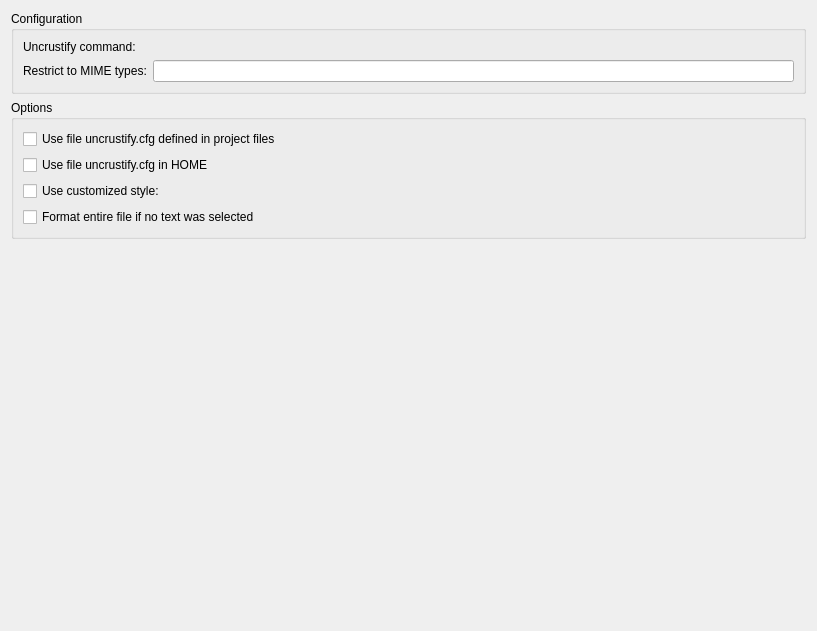
Old version of the form src/plugins/beautifier/uncrustify/uncrustifyoptionspage.ui in the repository qt-creator/qt-creator.
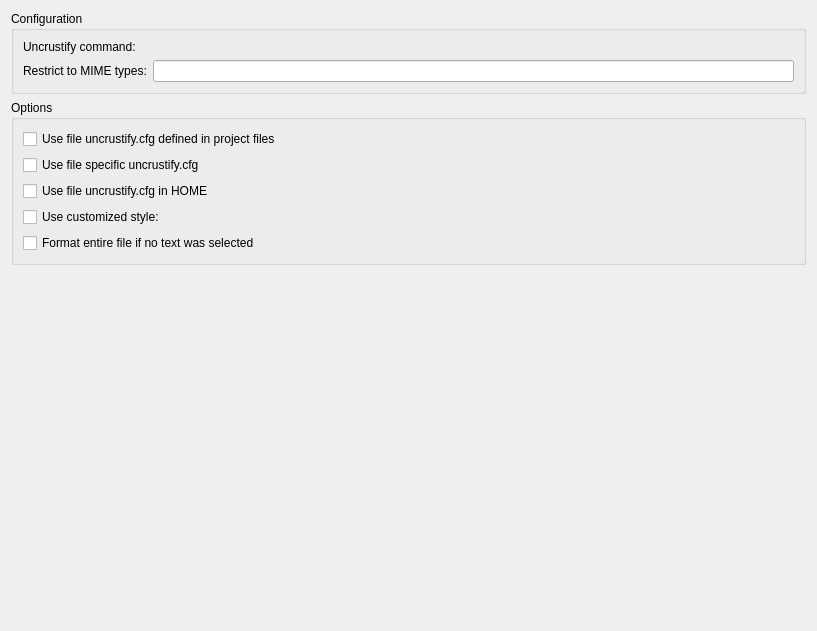
New version of the form. Custom widgets are drawn as their Qt base class.

Commit message: Beautifier: Allow to define specific config file

What changed in the file:
```diff
--- a/src/plugins/beautifier/uncrustify/uncrustifyoptionspage.ui
+++ b/src/plugins/beautifier/uncrustify/uncrustifyoptionspage.ui
@@ -56,6 +56,20 @@
         </property>
        </widget>
       </item>
+      <item>
+       <layout class="QHBoxLayout" name="horizontalLayout">
+        <item>
+         <widget class="QCheckBox" name="useSpecificFile">
+          <property name="text">
+           <string>Use file specific uncrustify.cfg</string>
+          </property>
+         </widget>
+        </item>
+        <item>
+         <widget class="Utils::PathChooser" name="uncrusifyFilePath" native="true"/>
+        </item>
+       </layout>
+      </item>
       <item>
        <widget class="QCheckBox" name="useHomeFile">
         <property name="text">
```
Left out of the diff: 2 changed lines with no effect on the pictures. The commit also changes 4 other files.
